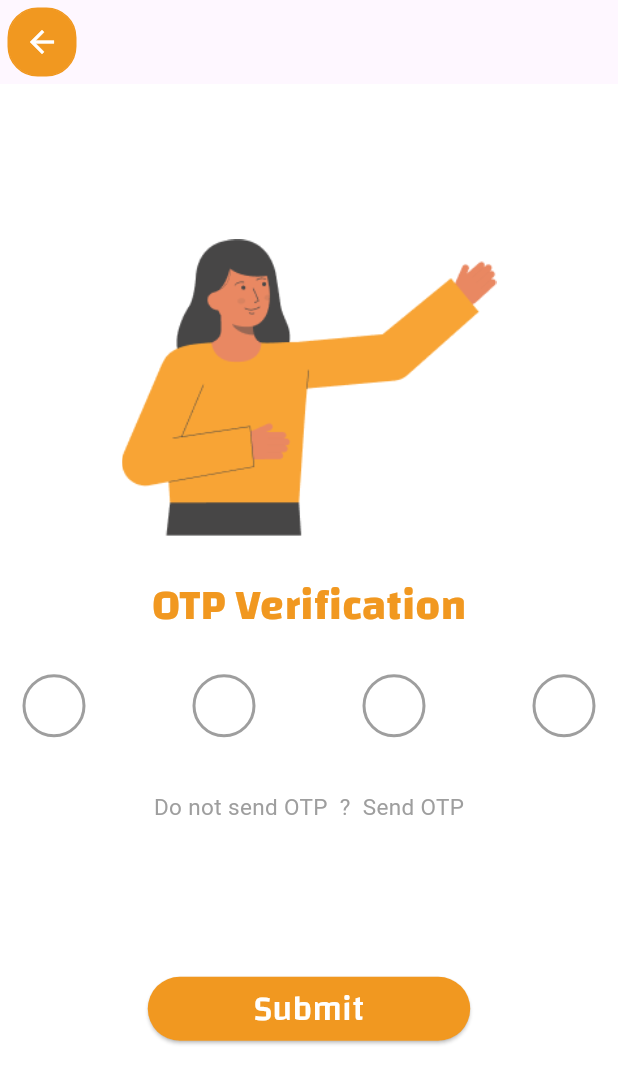
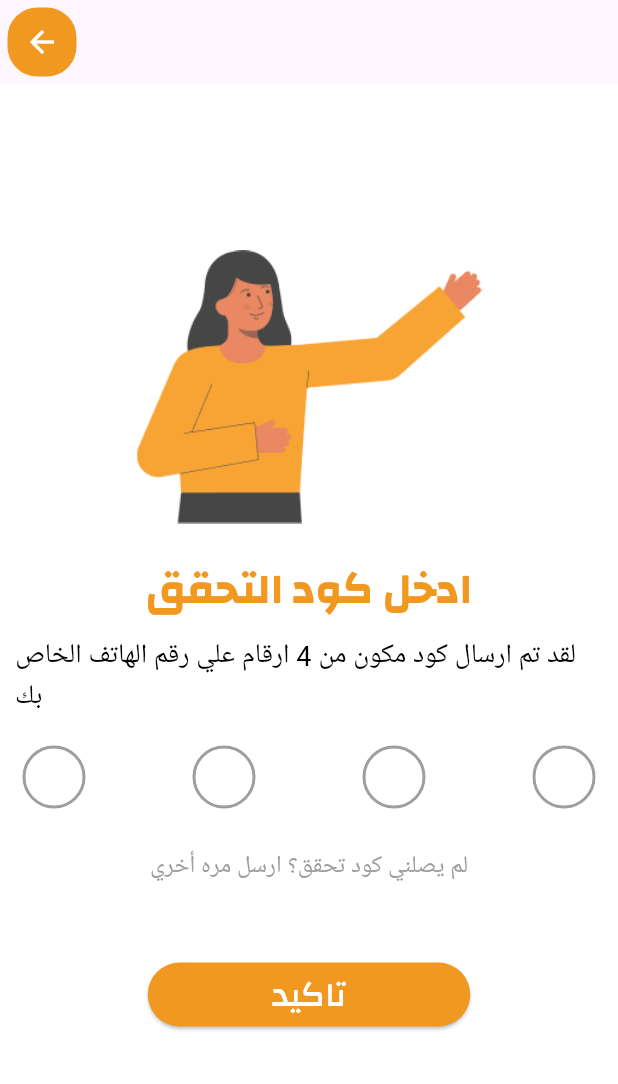
Before and after one commit to alia7medma7moud/foodia_app, a Flutter app: the Verifyotp screen opened by its route, on a phone screen of 412 x 824 dp. Shown: the top 1084 px of the screen. Run offline on Flutter 3.47's test engine with Material 3 defaults, Android fonts, the phone set to English and light mode, and no system bars; drawn by our look-alikes of pin_code_fields; our stand-ins replace flutter_screenutil, go_router, smooth_page_indicator.

Commit message:
update otp and forgetpass

```diff
--- a/lib/auth/screens/forget_password.dart
+++ b/lib/auth/screens/forget_password.dart
@@ -8,7 +8,6 @@ import 'package:foodia_app/witgets/custom_text_field.dart';
 import 'package:foodia_app/witgets/primary_button.dart';
 import 'package:foodia_app/witgets/wiget_back.dart';
 import 'package:go_router/go_router.dart';
-
 
 class ForgetPassword extends StatelessWidget {
   const ForgetPassword({super.key});
@@ -36,7 +35,10 @@ class ForgetPassword extends StatelessWidget {
                   children: <Widget>[
                     SizedBox(height: 30),
                     //=================Text=====================================
-                    Text("Forget Password", style: AppStyling.primarytextstyle),
+                    Text(
+                      "إعادة تعيين كلمة السر",
+                      style: AppStyling.primarytextstyle,
+                    ),
                     // ==============Logo=======================================
                     SizedBox(
                       width: 270,
@@ -47,12 +49,13 @@ class ForgetPassword extends StatelessWidget {
                       ),
                     ),
                     //=================Text=====================================
+                    SizedBox(height: 10),
                     Text(
-                      "Enter Your Phone Number ",
+                      "ادخل رقم الهاتف المرتبط بحسابك       ",
                       style: TextStyle(
                         fontFamily: AppFonts.mainfontsname,
-                        color: Colors.blueGrey,
-                        fontSize: 25,
+                        color: Colors.black,
+                        fontSize: 20,
                       ),
                     ),
                     SizedBox(height: 25),
@@ -65,7 +68,7 @@ class ForgetPassword extends StatelessWidget {
                         }
                         return null;
                       },
-                      hintText: "Phone",
+                      hintText: "رقم الهاتف",
                       sufixicon: Icon(Icons.phone, color: Colors.blueGrey),
                     ),
                     SizedBox(height: 20),
@@ -75,7 +78,7 @@ class ForgetPassword extends StatelessWidget {
                         GoRouter.of(context).pushNamed(AppRoutes.verifyotp);
                       },
                       // onpress: () => _registerUser(context),
-                      buttontext: "Send Code ",
+                      buttontext: "ارسال الرمز  ",
                       fontsize: 23,
                     ),
                     SizedBox(height: 20),
--- a/lib/auth/screens/verify_otp_page.dart
+++ b/lib/auth/screens/verify_otp_page.dart
@@ -2,6 +2,7 @@ import 'package:flutter/material.dart';
 import 'package:foodia_app/routing/app_routes.dart';
 import 'package:foodia_app/styling/app_assets.dart';
 import 'package:foodia_app/styling/app_colors.dart';
+import 'package:foodia_app/styling/app_fonts.dart';
 import 'package:foodia_app/styling/app_styling.dart';
 import 'package:foodia_app/witgets/primary_button.dart';
 import 'package:foodia_app/witgets/wiget_back.dart';
@@ -52,19 +53,23 @@ class _VerifyotpState extends State<Verifyotp> {
                   children: <Widget>[
                     // ==============Logo===============
                     SizedBox(
-                      width: 250,
-                      height: 250,
+                      width: 230,
+                      height: 230,
                       child: Image.asset(
                         AppAssets.otpimage,
                         fit: BoxFit.contain,
                       ),
                     ),
                     //=================Text=======================
-                    Text(
-                      "OTP Verification",
-                      style: AppStyling.primarytextstyle,
+                    Text("ادخل كود التحقق", style: AppStyling.primarytextstyle),
+                    Padding(
+                      padding: const EdgeInsets.all(10.0),
+                      child: Text(
+                        "لقد تم ارسال كود مكون من 4 ارقام علي رقم الهاتف الخاص بك",
+                        style: TextStyle(color: Colors.black, fontSize: 18),
+                      ),
                     ),
-                    SizedBox(height: 25),
+                    SizedBox(height: 10),
                     // ======================= pin code ===========
                     Padding(
                       padding: const EdgeInsets.only(right: 15, left: 15),
@@ -90,12 +95,13 @@ class _VerifyotpState extends State<Verifyotp> {
                       ),
                     ),
                     //========================Password===============
-                    SizedBox(height: 20),
+                    SizedBox(height: 10),
                     Text(
-                      "Do not send OTP  ?  Send OTP",
-                      style: TextStyle(color: Colors.grey, fontSize: 15),
+                      "لم يصلني كود تحقق؟ ارسل مره أخري",
+                      style: TextStyle(color: Colors.grey, fontSize: 16),
                     ),
-                    SizedBox(height: 100),
+
+                    SizedBox(height: 50),
                     //======================== Verifyotp Button=================
                     Primarybutton(
                       onpress: () {
@@ -106,7 +112,7 @@ class _VerifyotpState extends State<Verifyotp> {
                         // }
                       },
 
-                      buttontext: "Submit",
+                      buttontext: "تاكيد",
                       fontsize: 23,
                     ),
                     SizedBox(height: 20),
--- a/lib/witgets/custom_text_field.dart
+++ b/lib/witgets/custom_text_field.dart
@@ -48,6 +48,7 @@ class CustomTextField extends StatelessWidget {
 
             border: OutlineInputBorder(
               borderRadius: BorderRadius.circular(20),
+
               borderSide: BorderSide.none,
             ),
             errorBorder: OutlineInputBorder(
```
